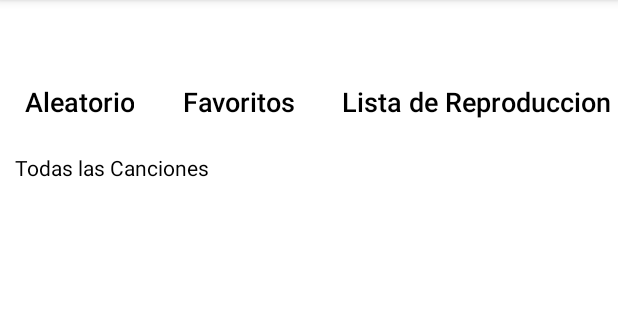
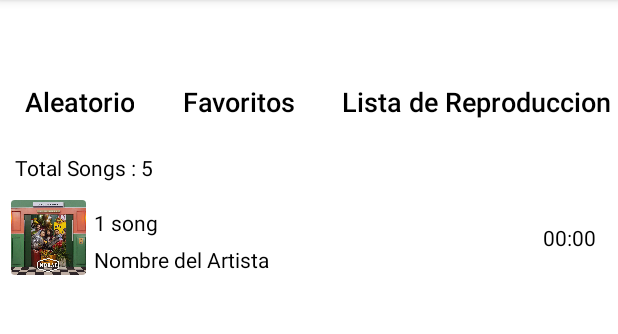
Before and after one commit to JhonMatamorosT/Musica, an Android app: the screen it shows after launch (MainActivity), on a phone screen of 412 x 824 dp, the part 84-418 px from its top. Run offline under Robolectric (Android 15) with nearby library versions, the phone set to English and light mode, and no system bars.

Commit message:
create recyclerView

```diff
--- a/app/src/main/java/com/undiremos/musica/MainActivity.kt
+++ b/app/src/main/java/com/undiremos/musica/MainActivity.kt
@@ -1,5 +1,6 @@
 package com.undiremos.musica
 
+import android.annotation.SuppressLint
 import android.content.Intent
 import android.content.pm.PackageManager
 import android.os.Bundle
@@ -11,6 +12,7 @@ import androidx.appcompat.app.AppCompatActivity
 import androidx.core.app.ActivityCompat
 import androidx.core.view.ViewCompat
 import androidx.core.view.WindowInsetsCompat
+import androidx.recyclerview.widget.LinearLayoutManager
 import com.undiremos.musica.databinding.ActivityMainBinding
 import kotlin.system.exitProcess
 
@@ -19,20 +21,11 @@ class MainActivity : AppCompatActivity() {
 
     private lateinit var binding: ActivityMainBinding
     private lateinit var toogle: ActionBarDrawerToggle
+    private lateinit var musicAdapter: MusicAdapter
 
     override fun onCreate(savedInstanceState: Bundle?) {
         super.onCreate(savedInstanceState)
-        requestRuntimePermission()
-        enableEdgeToEdge()
-        setTheme(R.style.Theme_Musica)
-        binding = ActivityMainBinding.inflate(layoutInflater)
-        setContentView(binding.root)
-
-        //for nav drawer
-        toogle = ActionBarDrawerToggle(this, binding.root,R.string.open, R.string.close)
-        binding.root.addDrawerListener(toogle)
-        toogle.syncState()
-        supportActionBar?.setDisplayHomeAsUpEnabled(true)
+        initializeLayout()
 
         //acciones de botones
         binding.aleatorioBtn.setOnClickListener {
@@ -109,4 +102,31 @@ class MainActivity : AppCompatActivity() {
             return true
         return super.onOptionsItemSelected(item)
     }
+    @SuppressLint("SetTextI18n")
+    private fun initializeLayout(){
+        requestRuntimePermission()
+        enableEdgeToEdge()
+        setTheme(R.style.Theme_Musica)
+        binding = ActivityMainBinding.inflate(layoutInflater)
+        setContentView(binding.root)
+
+        //for nav drawer
+        toogle = ActionBarDrawerToggle(this, binding.root,R.string.open, R.string.close)
+        binding.root.addDrawerListener(toogle)
+        toogle.syncState()
+        supportActionBar?.setDisplayHomeAsUpEnabled(true)
+
+        val musicList = ArrayList<String>()
+        musicList.add("1 song")
+        musicList.add("2 song")
+        musicList.add("3 song")
+        musicList.add("4 song")
+        musicList.add("5 song")
+        binding.musicRV.setHasFixedSize(true)
+        binding.musicRV.setItemViewCacheSize(13)
+        binding.musicRV.layoutManager = LinearLayoutManager(this@MainActivity)
+        musicAdapter = MusicAdapter(this@MainActivity, musicList)
+        binding.musicRV.adapter = musicAdapter
+        binding.totalsongs.text = "Total Songs : "+musicAdapter.itemCount
+    }
 }
--- /dev/null
+++ b/app/src/main/java/com/undiremos/musica/MusicAdapter.kt
@@ -0,0 +1,29 @@
+package com.undiremos.musica
+
+import android.content.Context
+import android.view.LayoutInflater
+import android.view.ViewGroup
+import androidx.recyclerview.widget.RecyclerView
+import com.undiremos.musica.databinding.MusicViewBinding
+
+class MusicAdapter (private val context: Context, private val musicList: ArrayList<String>): RecyclerView.Adapter<MusicAdapter.MyHolder>() {
+
+    class MyHolder(binding: MusicViewBinding) : RecyclerView.ViewHolder(binding.root){
+        val title = binding.songnameMV
+        val artists = binding.songArtistaMV
+        val image = binding.imageMV
+        val duration = binding.songDuration
+    }
+
+    override fun onCreateViewHolder(parent: ViewGroup, viewType: Int): MusicAdapter.MyHolder {
+        return MyHolder(MusicViewBinding.inflate(LayoutInflater.from(context), parent, false))
+    }
+
+    override fun onBindViewHolder(holder: MusicAdapter.MyHolder, position: Int) {
+        holder.title.text = musicList[position]
+    }
+
+    override fun getItemCount(): Int {
+        return musicList.size
+    }
+}
--- a/app/src/main/res/layout/activity_main.xml
+++ b/app/src/main/res/layout/activity_main.xml
@@ -130,6 +130,7 @@
         </HorizontalScrollView>
 
         <TextView
+            android:id="@+id/totalsongs"
             android:layout_width="match_parent"
             android:layout_height="wrap_content"
             android:layout_margin="10dp"
@@ -137,6 +138,7 @@
             android:textColor="@color/black" />
 
         <androidx.recyclerview.widget.RecyclerView
+            android:id="@+id/musicRV"
             android:layout_width="match_parent"
             android:layout_height="match_parent" />
 
--- /dev/null
+++ b/app/src/main/res/layout/music_view.xml
@@ -0,0 +1,53 @@
+<?xml version="1.0" encoding="utf-8"?>
+<RelativeLayout xmlns:android="http://schemas.android.com/apk/res/android"
+    android:layout_width="match_parent"
+    android:layout_height="match_parent"
+    xmlns:app="http://schemas.android.com/apk/res-auto"
+    android:padding="2dp"
+    android:layout_marginBottom="4dp">
+
+    <com.google.android.material.imageview.ShapeableImageView
+        android:id="@+id/imageMV"
+        android:layout_width="50dp"
+        android:layout_height="50dp"
+        android:src="@drawable/portada_pruebas"
+        app:shapeAppearanceOverlay="@style/curved"
+        android:layout_marginStart="5dp"/>
+
+    <TextView
+        android:id="@+id/songnameMV"
+        android:layout_width="wrap_content"
+        android:layout_height="30dp"
+        android:text="@string/nombre_cancion"
+        android:layout_toEndOf="@id/imageMV"
+        android:layout_toStartOf="@+id/songDuration"
+        android:textColor="@color/black"
+        android:layout_marginStart="5dp"
+        android:gravity="center_vertical"
+        android:singleLine="true"/>
+
+    <TextView
+        android:id="@+id/songArtistaMV"
+        android:layout_width="wrap_content"
+        android:layout_height="20dp"
+        android:text="@string/nombre_artista"
+        android:layout_toEndOf="@id/imageMV"
+        android:layout_toStartOf="@+id/songDuration"
+        android:textColor="@color/black"
+        android:layout_marginStart="5dp"
+        android:layout_marginTop="30dp"
+        android:gravity="center_vertical"
+        android:singleLine="true"/>
+
+    <TextView
+        android:id="@+id/songDuration"
+        android:layout_width="50dp"
+        android:layout_height="50dp"
+        android:text="@string/stat_tv"
+        android:layout_alignParentEnd="true"
+        android:gravity="center"
+        android:textColor="@color/black"
+        android:layout_marginHorizontal="5dp"/>
+
+
+</RelativeLayout>
```
